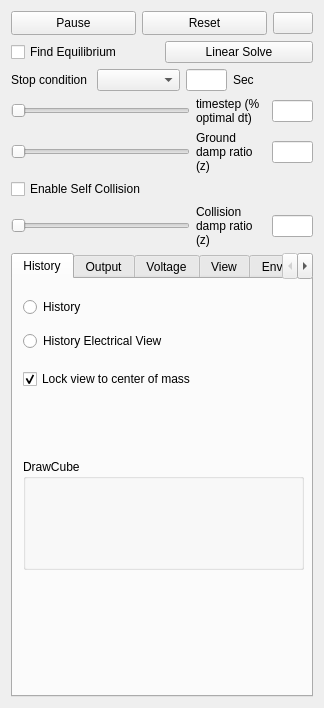
This is VoxCAD/src/main/vPhysics.ui in liusida/gpuVoxels as Qt 5 draws it before an edit. The edited form follows.
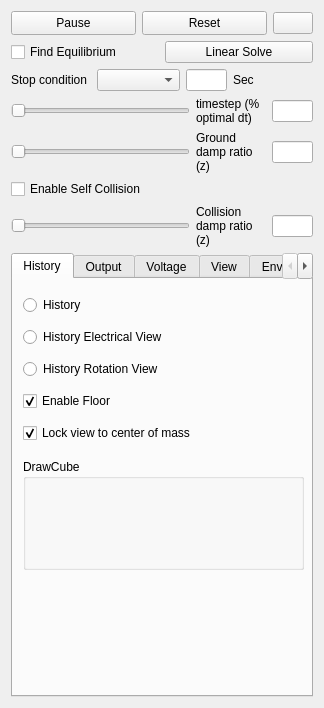
This is the edited form. Icons and pictures are not drawn. Custom widgets are drawn as their Qt base class.

Commit message: colorview of rotation

```diff
--- a/VoxCAD/src/main/vPhysics.ui
+++ b/VoxCAD/src/main/vPhysics.ui
@@ -512,7 +512,7 @@
          <x>10</x>
          <y>10</y>
          <width>281</width>
-         <height>71</height>
+         <height>161</height>
         </rect>
        </property>
        <layout class="QVBoxLayout" name="verticalLayout_13">
@@ -530,18 +530,26 @@
           </property>
          </widget>
         </item>
-       </layout>
-      </widget>
-      <widget class="QWidget" name="horizontalLayoutWidget">
-       <property name="geometry">
-        <rect>
-         <x>10</x>
-         <y>80</y>
-         <width>281</width>
-         <height>41</height>
-        </rect>
-       </property>
-       <layout class="QHBoxLayout" name="horizontalLayout_18">
+        <item>
+         <widget class="QRadioButton" name="ViewHistoryRotationRadio">
+          <property name="text">
+           <string>History Rotation View</string>
+          </property>
+         </widget>
+        </item>
+        <item>
+         <widget class="QCheckBox" name="UseFloorCheck">
+          <property name="toolTip">
+           <string>Enables a flat floor.</string>
+          </property>
+          <property name="text">
+           <string>Enable Floor</string>
+          </property>
+          <property name="checked">
+           <bool>true</bool>
+          </property>
+         </widget>
+        </item>
         <item>
          <widget class="QCheckBox" name="CoMCheck">
           <property name="text">
@@ -1051,16 +1059,6 @@
          </item>
         </layout>
        </item>
-       <item>
-        <widget class="QCheckBox" name="UseFloorCheck">
-         <property name="toolTip">
-          <string>Enables a flat floor.</string>
-         </property>
-         <property name="text">
-          <string>Enable Floor</string>
-         </property>
-        </widget>
-       </item>
        <item>
         <spacer name="verticalSpacer">
          <property name="orientation">
```
The commit also changes 9 other files.
